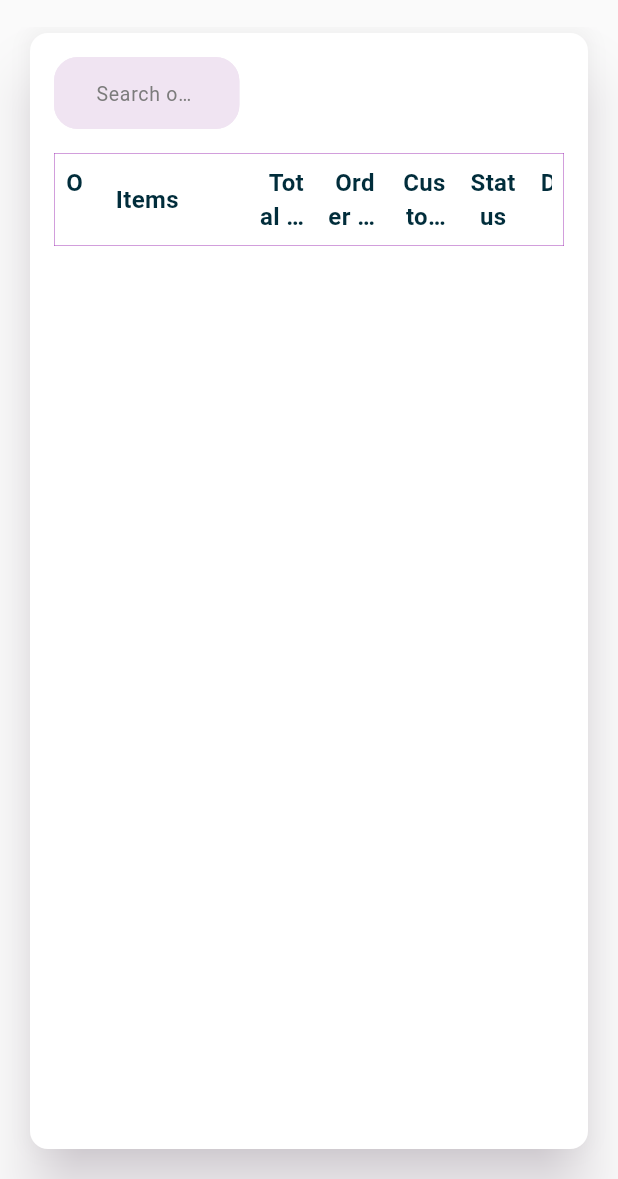
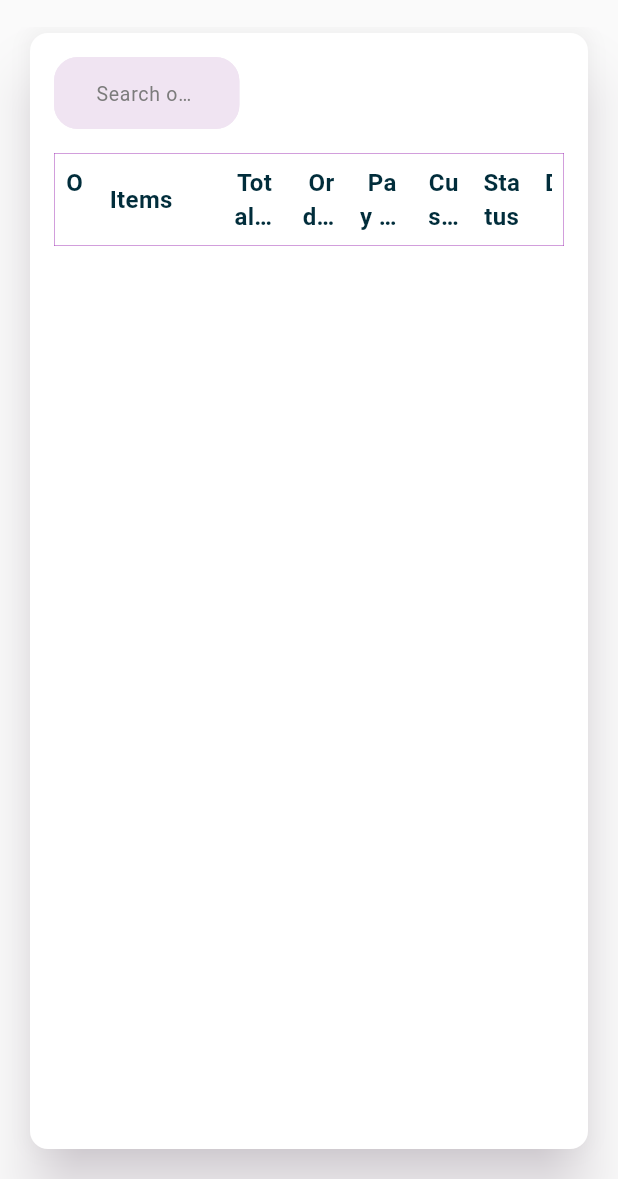
Before and after one commit to naing-pyae-hlyan/apos-web-dashboard, a Flutter app: the HomePage screen opened directly, after a tap on "View Orders", on a phone screen of 412 x 824 dp, the part 57-1236 px from its top. Run offline on Flutter 3.47's test engine with Material 3 defaults, Android fonts, the phone set to English and light mode, and no system bars; our stand-ins replace cloud_firestore, equatable, firebase_core, firebase_messaging, fl_chart, flutter_bloc and 5 more; accounts and stored records are empty.

Commit message:
0.2.9 => UPDATE: OrderPage updated Pay By.

```diff
--- a/lib/models/order_model.dart
+++ b/lib/models/order_model.dart
@@ -10,6 +10,7 @@ class OrderModel {
   final int statusId;
   final DateTime orderDate;
   final String comment;
+  final String payment;
 
   OrderStatus status;
 
@@ -23,6 +24,7 @@ class OrderModel {
     required this.statusId,
     required this.status,
     required this.comment,
+    required this.payment,
   });
 
   factory OrderModel.fromJson(Map<String, dynamic> json, String id) {
@@ -37,6 +39,7 @@ class OrderModel {
       statusId: json['status_id'],
       status: parseToOrderStatus(json["status_id"]),
       comment: json["comment"],
+      payment: json["payment"] ?? "CASH",
     );
   }
 
@@ -49,6 +52,7 @@ class OrderModel {
       'total_amount': totalAmount,
       'status_id': statusId,
       'comment': comment,
+      'payment': payment,
     };
   }
 }
--- a/lib/view/dialogs/order_details_dialog.dart
+++ b/lib/view/dialogs/order_details_dialog.dart
@@ -72,6 +72,10 @@ class _OrderDetailsDialogState extends State<_OrderDetailsDialog> {
                   orderDetailsTableRow(
                     label: "Address:",
                     value: widget.order.customer.address,
+                  ),
+                  orderDetailsTableRow(
+                    label: "Pay By:",
+                    value: widget.order.payment,
                   ),
                 ],
               ),
--- a/lib/view/pages/orders/orders_page.dart
+++ b/lib/view/pages/orders/orders_page.dart
@@ -103,7 +103,8 @@ class _OrdersPageState extends State<OrdersPage> {
                 3: FlexColumnWidth(1),
                 4: FlexColumnWidth(1),
                 5: FlexColumnWidth(1),
-                6: FlexColumnWidth(0.5),
+                6: FlexColumnWidth(1),
+                7: FlexColumnWidth(0.5),
               },
               children: <TableRow>[
                 TableRow(
@@ -114,6 +115,7 @@ class _OrdersPageState extends State<OrdersPage> {
                     TableTitleCell("Items"),
                     TableTitleCell("Total Amount", textAlign: TextAlign.end),
                     TableTitleCell("Order Date", textAlign: TextAlign.end),
+                    TableTitleCell("Pay By", textAlign: TextAlign.end),
                     TableTitleCell("Customer", textAlign: TextAlign.end),
                     TableTitleCell("Status", textAlign: TextAlign.center),
                     TableTitleCell("Details", textAlign: TextAlign.center),
@@ -138,6 +140,10 @@ class _OrdersPageState extends State<OrdersPage> {
                         ),
                         TableTextCell(
                           order.orderDate.toDDmmYYYYHHmm(),
+                          textAlign: TextAlign.end,
+                        ),
+                        TableTextCell(
+                          order.payment,
                           textAlign: TextAlign.end,
                         ),
                         TableCustomerCell(
--- a/pubspec.yaml
+++ b/pubspec.yaml
@@ -1,7 +1,7 @@
 name: apos
 description: "mini POS"
 publish_to: 'none'
-version: 0.2.8
+version: 0.2.9
 
 environment:
   sdk: '>=3.4.0 <4.0.0'
```
Also changed, not shown: changelog.txt.
